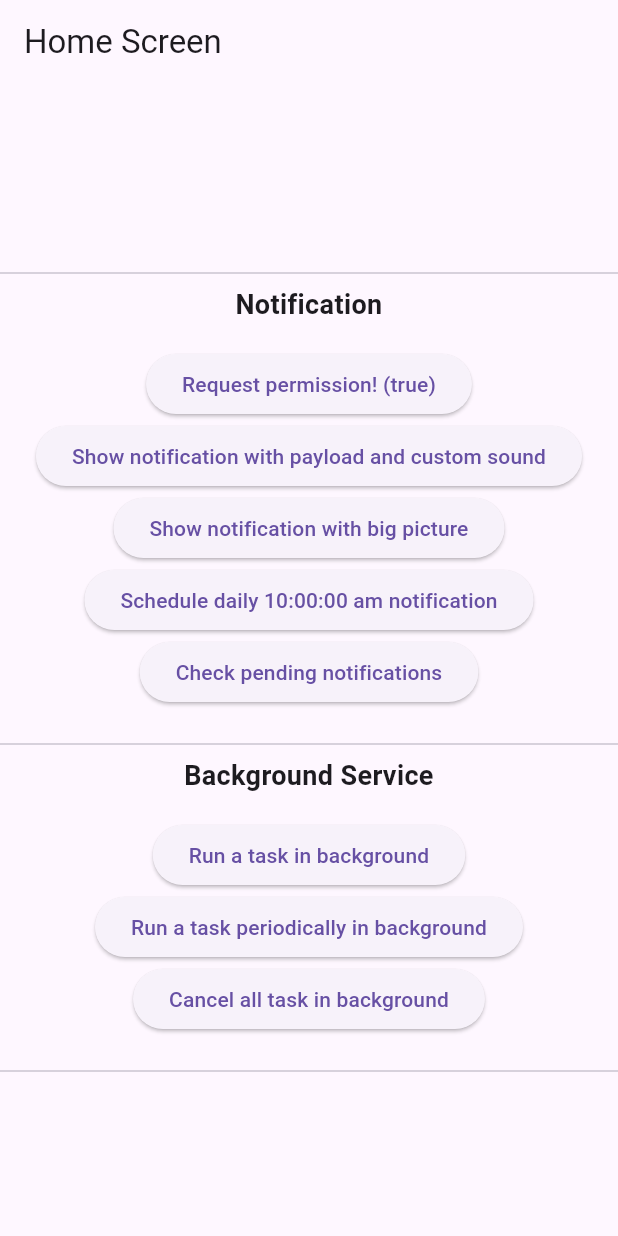
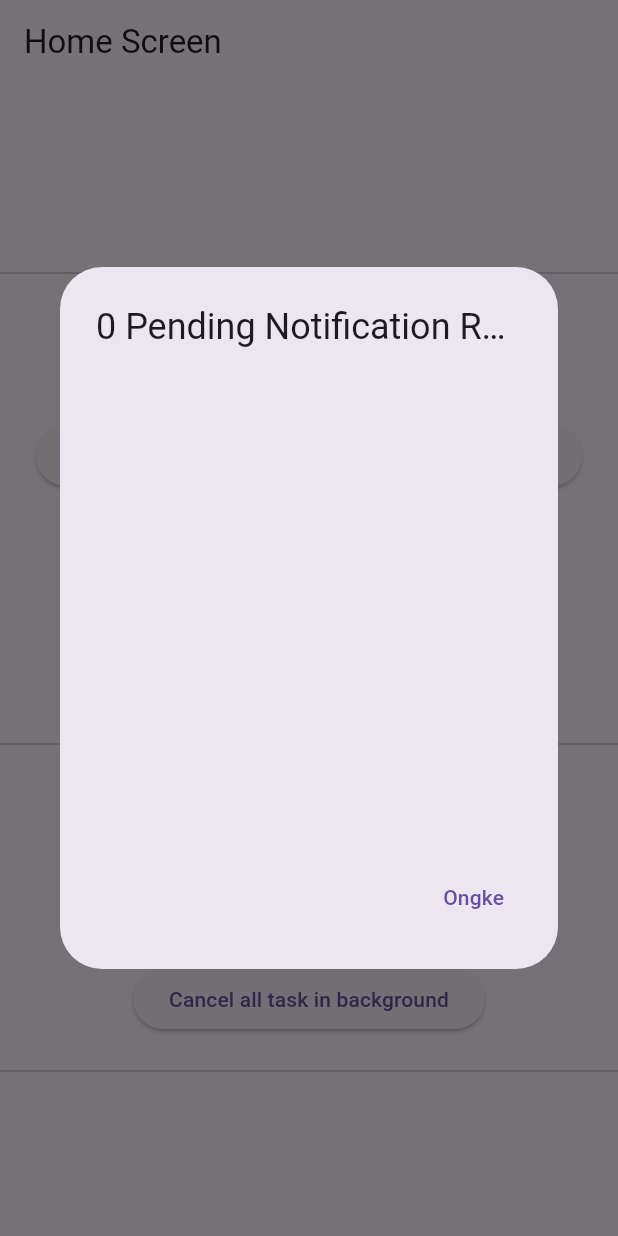
Before and after one commit to abdullohumar/notification_app, a Flutter app: the screen it shows after launch, after a tap on "Check pending notifications", on a phone screen of 412 x 824 dp. Run offline on Flutter 3.47's test engine with Material 3 defaults, Android fonts, the phone set to English and light mode, and no system bars; our stand-ins replace flutter_local_notifications, flutter_timezone, timezone.

Commit message:
pending notification finish

```diff
--- a/lib/screens/home_screen.dart
+++ b/lib/screens/home_screen.dart
@@ -14,28 +14,29 @@ class HomeScreen extends StatefulWidget {
 }
 
 class _HomeScreenState extends State<HomeScreen> {
-  void _configureSelectNotificationSubject(){
+  void _configureSelectNotificationSubject() {
     selectNotificationStream.stream.listen((String? payload) {
       context.read<PayloadProvider>().payload = payload;
       Navigator.pushNamed(context, MyRoute.detail.name, arguments: payload);
     });
   }
+
   @override
   void initState() {
     super.initState();
     _configureSelectNotificationSubject();
   }
+
   @override
   void dispose() {
     selectNotificationStream.close();
     super.dispose();
   }
+
   @override
   Widget build(BuildContext context) {
     return Scaffold(
-      appBar: AppBar(
-        title: const Text("Home Screen"),
-      ),
+      appBar: AppBar(title: const Text("Home Screen")),
       body: Center(
         child: SingleChildScrollView(
           child: Column(
@@ -52,8 +53,8 @@ class _HomeScreenState extends State<HomeScreen> {
                       'Request permission! (${value.permission})',
                       textAlign: TextAlign.center,
                     );
-                  }
-                )
+                  },
+                ),
               ),
               ElevatedButton(
                 onPressed: () async {
@@ -139,9 +140,68 @@ class _HomeScreenState extends State<HomeScreen> {
     context.read<LocalNotificationProvider>().showBigPictureNotification();
   }
 
-  Future<void> _scheduleDailyTenAMNotification() async {}
+  Future<void> _scheduleDailyTenAMNotification() async {
+    context.read<LocalNotificationProvider>().scheduleDailyTenAMNotification();
+  }
 
-  Future<void> _checkPendingNotificationRequests() async {}
+  Future<void> _checkPendingNotificationRequests() async {
+    final localNotificationProvider = context.read<LocalNotificationProvider>();
+    await localNotificationProvider.checkPendingNotificationRequests(context);
+
+    if (!mounted) return;
+
+    return showDialog(
+      context: context,
+      builder: (BuildContext context) {
+        final pendingData = context.select(
+          (LocalNotificationProvider provider) =>
+              provider.pendingNotificationRequests,
+        );
+        return AlertDialog(
+          title: Text(
+            '${pendingData.length} Pending Notification Requests',
+            maxLines: 1,
+            overflow: TextOverflow.ellipsis,
+          ),
+          content: SizedBox(
+            height: 300,
+            width: 300,
+            child: ListView.builder(
+              itemCount: pendingData.length,
+              shrinkWrap: true,
+              itemBuilder: (context, index) {
+                final item = pendingData[index];
+                return ListTile(
+                  title: Text(
+                    item.title ?? " ",
+                    maxLines: 1,
+                    overflow: TextOverflow.ellipsis,
+                  ),
+                  subtitle: Text(
+                    item.body ?? " ",
+                    maxLines: 1,
+                    overflow: TextOverflow.ellipsis,
+                  ),
+                  contentPadding: EdgeInsets.zero,
+                  trailing: IconButton(
+                    onPressed: () {
+                      localNotificationProvider
+                        ..cancelNotification(item.id)
+                        ..checkPendingNotificationRequests(context);
+                    },
+                    icon: const Icon(Icons.delete_outline),
+                  ),
+                );
+              },
+            ),
+          ),
+          actions: <Widget>[
+            TextButton(onPressed: () {}, child: const Text("Ongke")),
+          ],
+        );
+      },
+    );
+  }
 
   void _runBackgroundOneOffTask() async {}
 
```
